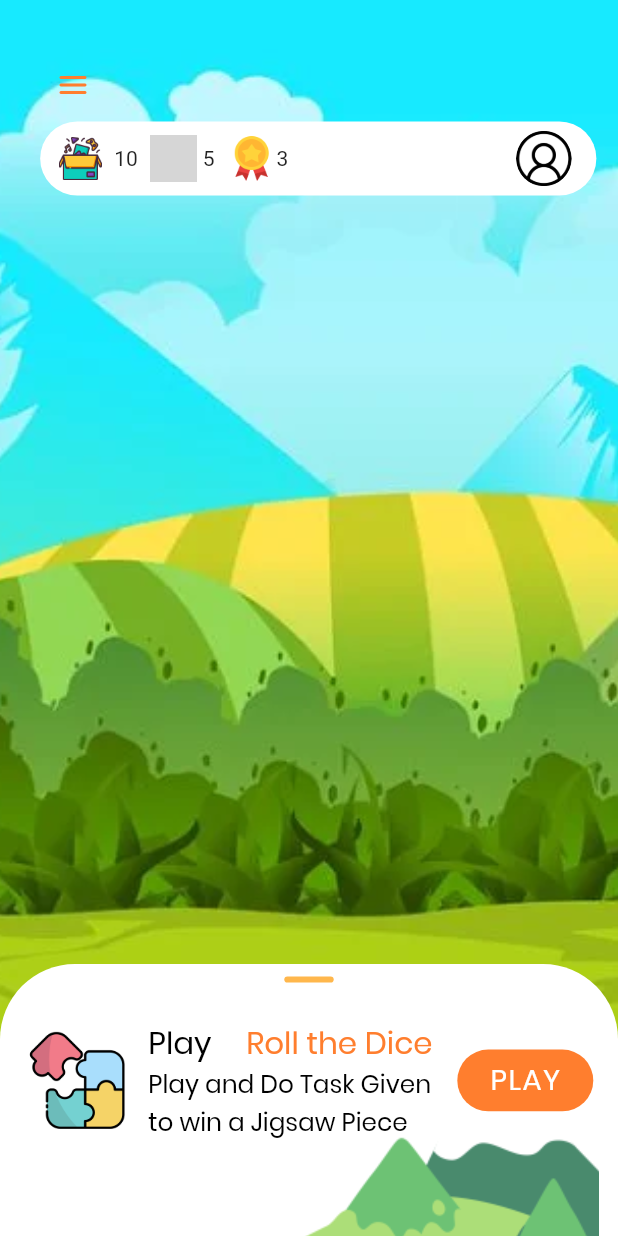
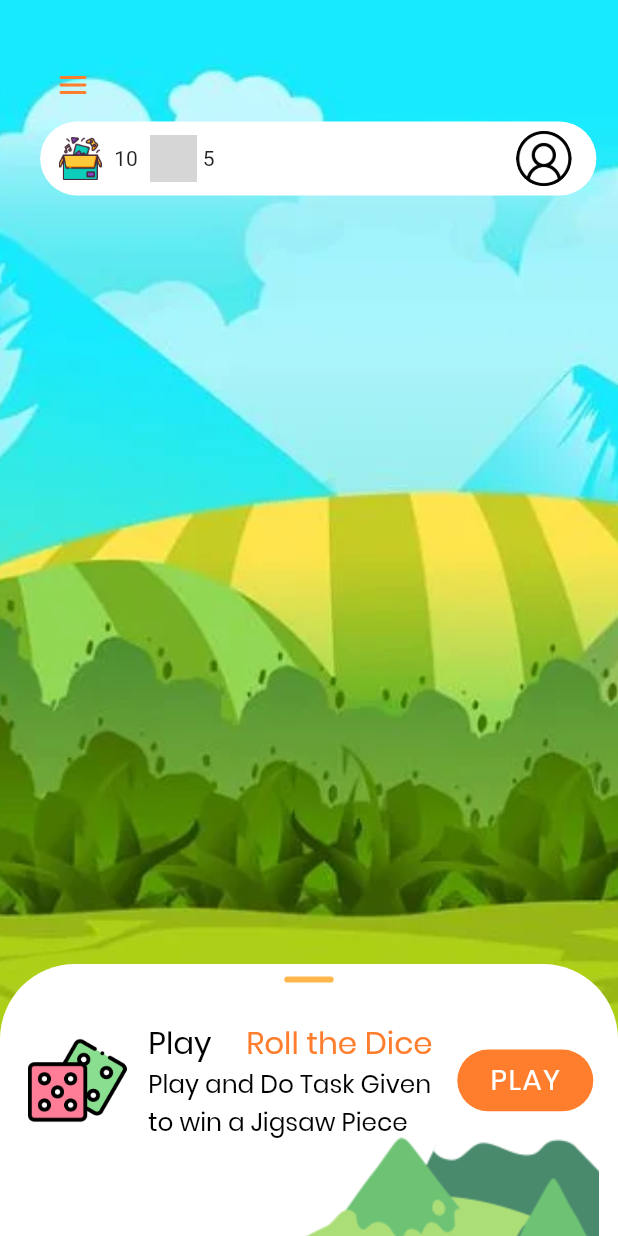
Before and after one commit to Jayfablead/jicksawapp, a Flutter app: the mainpage2 screen opened directly, on a phone screen of 412 x 824 dp. Run offline on Flutter 3.47's test engine with Material 2 defaults, Android fonts, the light colour scheme and no system bars; drawn by our look-alikes of cached_network_image, keyboard_dismisser, modal_progress_hud_nsn; our stand-ins replace connectivity, dropdown_button2, equatable, flip_card, flutter_colorpicker, flutter_easyloading and 7 more; missing offline and left inert: flutter_credit_card_container, panara_dialogs; accounts and stored records are empty; network calls fail; project files that could hold a hidden picture were left out; grey boxes are pictures that could not be loaded.

Commit message:
game remain

```diff
--- a/lib/Screen/mainpage2.dart
+++ b/lib/Screen/mainpage2.dart
@@ -215,18 +215,8 @@ class _mainpage2State extends State<mainpage2> {
                                               SizedBox(
                                                 width: 2.w,
                                               ),
-                                              Row(
-                                                children: [
-                                                  Image.asset(
-                                                    'assets/splash/reward.png',
-                                                    width: 8.w,
-                                                  ),
-                                                  Text('3'),
-                                                ],
-                                              ),
-                                              SizedBox(
-                                                width: 2.w,
-                                              ),
+
+
                                             ],
                                           ),
                                           Container(
@@ -296,7 +286,7 @@ SizedBox(height: 2.h,),
                                                     MainAxisAlignment.spaceEvenly,
                                                 children: [
                                                   Image.asset(
-                                                    'assets/splash/puzzle.png',
+                                                    'assets/dice.png',
                                                     height: 8.h,
                                                     width: 17.w,
                                                   ),
```
Also changed, not shown: lib/main Pages/question.dart (+1 -12 lines), assets/dice.png (added).
